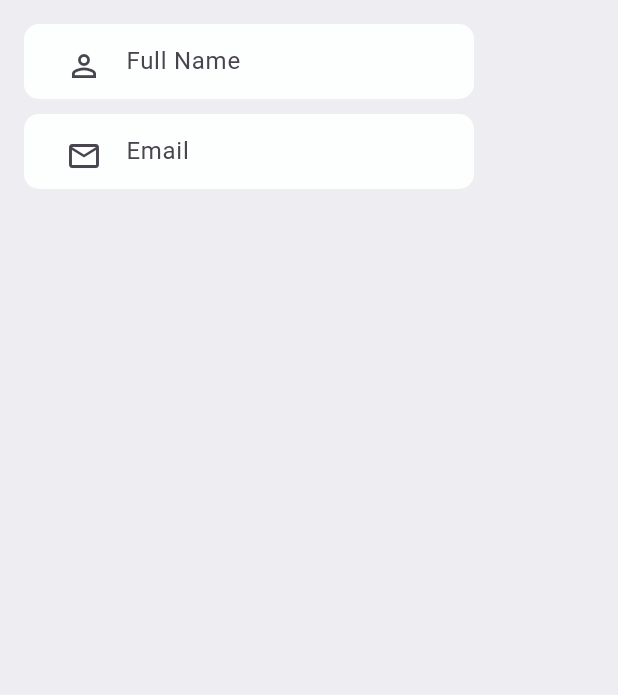
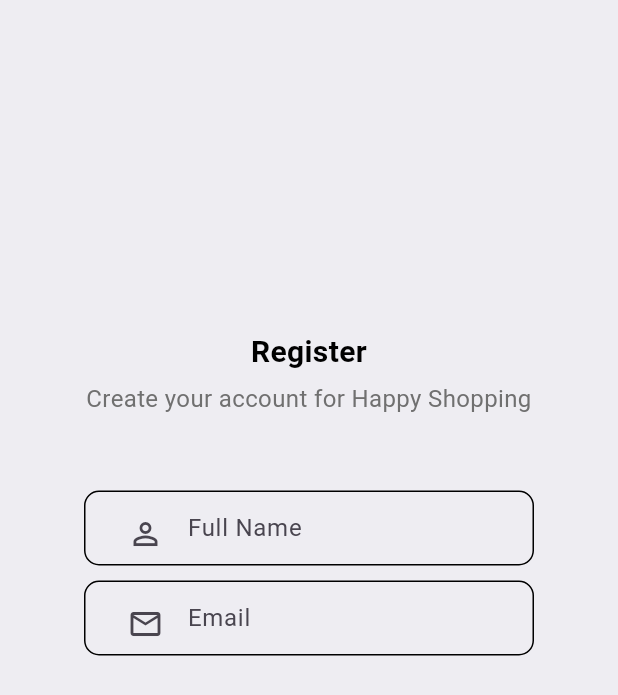
Before and after one commit to rahmahaisyah/StudyGroup-MP-Motionlab, a Flutter app: the screen it shows after launch, on a phone screen of 412 x 824 dp. Shown: the top 695 px of the screen. Run offline on Flutter 3.47's test engine with Material 3 defaults, Android fonts, the phone set to English and light mode, and no system bars; our stand-ins replace gap.

Commit message:
update rectangle

```diff
--- a/lib/page/register_page.dart
+++ b/lib/page/register_page.dart
@@ -14,11 +14,26 @@ class _RegisterScreenState extends State<RegisterScreen> {
   Widget build(BuildContext context) {
     return Scaffold(
       backgroundColor: const Color(0xffeeedf2),
-      body: Padding(
-        padding: const EdgeInsets.all(16),
+      body: Center(
+        child: Padding(
+          padding: const EdgeInsets.symmetric(horizontal: 20),
           child: Column(
-          crossAxisAlignment: CrossAxisAlignment.start,
             children: [
+              const Gap(220),
+              Column(
+                children: [
+                  Text(
+                    'Register',
+                    style: Style.headline,
+                    textAlign: TextAlign.center,
+                  ),
+                  const Gap(5),
+                  Text(
+                    'Create your account for Happy Shopping',
+                    style: Style.headline2,
+                    textAlign: TextAlign.center,
+                  ),
+                  const Gap(50),
                   Rectangle(
                     labelText: 'Full Name',
                     icon: Icons.person_outline,
@@ -32,6 +47,9 @@ class _RegisterScreenState extends State<RegisterScreen> {
                   ),
                 ],
               ),
+            ],
+          ),
+        ),
       ),
     );
   }
--- a/lib/utils/rectangle.dart
+++ b/lib/utils/rectangle.dart
@@ -18,7 +18,7 @@ class Rectangle extends StatelessWidget {
       width: 300,
       decoration: BoxDecoration(
         borderRadius: BorderRadius.circular(10),
-        color: const Color(0xffFCFFFE),
+        border: Border.all(color: Colors.black, width: 1),
       ),
       padding: const EdgeInsets.all(16),
       child: TextField(
```
Lines whose indentation alone changed are shown as unchanged.
